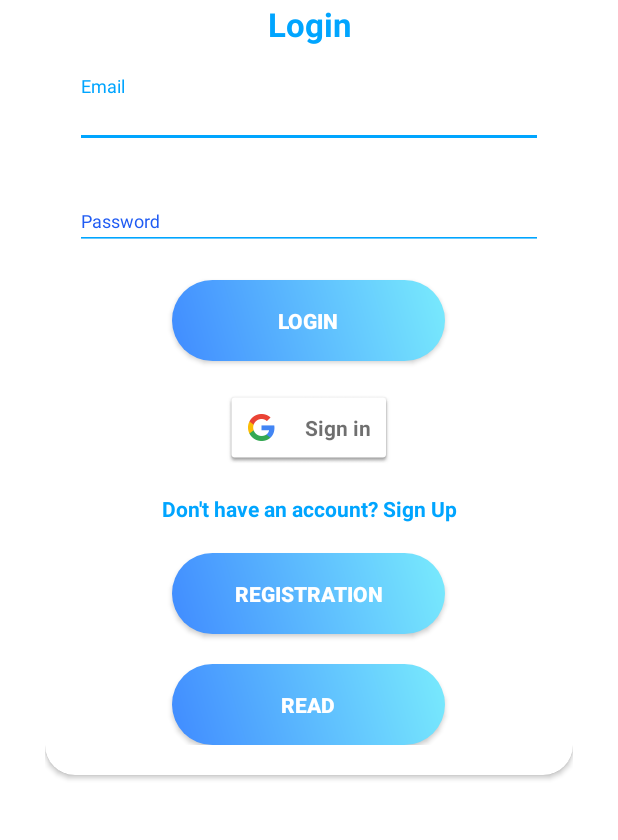
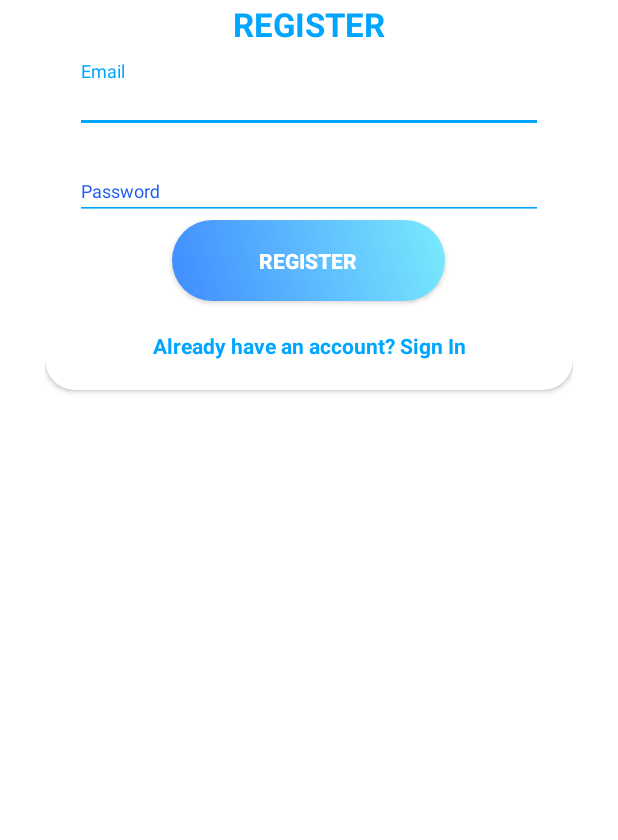
Before and after one commit to AnastasiiaSartiukova/PlanningApp, an Android app: the LogIn screen opened directly, with no data from a screen before it, after a tap on an icon or button, on a phone screen of 412 x 824 dp, the part 252-1092 px from its top. Run offline under Robolectric (Android 15) with nearby library versions, the phone set to English and light mode, and no system bars.

Commit message:
v0.4.6 added registration

```diff
--- a/app/src/main/AndroidManifest.xml
+++ b/app/src/main/AndroidManifest.xml
@@ -11,9 +11,8 @@
         android:roundIcon="@mipmap/ic_launcher_round"
         android:supportsRtl="true"
         android:theme="@style/AppTheme.NoActionBar">
-        <activity android:name=".SecondActivity">
-
-        </activity>
+        <activity android:name=".RegistrationActivity"></activity>
+        <activity android:name=".SecondActivity"></activity>
         <activity
             android:name=".MainActivity"
             android:label="@string/app_name">
--- a/app/src/main/java/com/example/planning/LogIn.java
+++ b/app/src/main/java/com/example/planning/LogIn.java
@@ -19,6 +19,7 @@ import android.util.Log;
 import android.view.View;
 import android.widget.Button;
 import android.widget.EditText;
+import android.widget.TextView;
 
 public class LogIn extends AppCompatActivity {
 
@@ -34,7 +35,7 @@ public class LogIn extends AppCompatActivity {
     protected void onCreate(Bundle savedInstanceState) {
 
         Button log_in;
-        Button register;
+        TextView register;
         Button read_db;
 
         GoogleSignInOptions gso;
@@ -118,7 +119,7 @@ public class LogIn extends AppCompatActivity {
 
 
         //If pressed Registration
-        register = (Button) findViewById(R.id.cirRegButton);
+        register = findViewById(R.id.cirRegButton);
 
         register.setOnClickListener(new View.OnClickListener() {
             @Override
@@ -212,8 +213,8 @@ public class LogIn extends AppCompatActivity {
     }
 
     public void openRegistration(){
-        //Intent intent = new Intent(this, RegistrationActivity.class);
-        //startActivity(intent);
+        Intent intent = new Intent(this, RegistrationActivity.class);
+        startActivity(intent);
     }
 
     private void signIn() {
--- /dev/null
+++ b/app/src/main/java/com/example/planning/RegistrationActivity.java
@@ -0,0 +1,112 @@
+package com.example.planning;
+
+import androidx.appcompat.app.AppCompatActivity;
+
+import android.content.ContentValues;
+import android.content.Intent;
+import android.database.Cursor;
+import android.database.sqlite.SQLiteDatabase;
+import android.os.Bundle;
+import android.util.Log;
+import android.view.View;
+import android.widget.Button;
+import android.widget.EditText;
+import android.widget.TextView;
+
+public class RegistrationActivity extends AppCompatActivity {
+
+    private EditText regMail;
+    private EditText regPass;
+    private TextView tip;
+
+    @Override
+    protected void onCreate(Bundle savedInstanceState) {
+
+        TextView back;
+        Button reg;
+        DatabaseHelper db_helper;
+
+        super.onCreate(savedInstanceState);
+        setContentView(R.layout.activity_registration);
+
+        db_helper = new DatabaseHelper(this);
+        ContentValues contentValues = new ContentValues();
+        SQLiteDatabase db = db_helper.getWritableDatabase();
+
+
+        //If register pressed
+        reg = findViewById(R.id.reg_button);
+
+        reg.setOnClickListener(new View.OnClickListener() {
+            @Override
+            public void onClick(View v) {
+
+                boolean is_reg = true;
+
+                regMail = findViewById(R.id.reg_mail);
+                regPass = findViewById(R.id.reg_pass);
+
+                String email = regMail.getText().toString();
+                String password = regPass.getText().toString();
+
+                Cursor cursor = db.rawQuery("SELECT user_email FROM users", null);
+
+                if(cursor.moveToFirst()){
+
+                    int email_index = cursor.getColumnIndex("user_email");
+
+                    do{
+                        String current_email = cursor.getString(email_index);
+
+                        if(current_email.equals(email)){
+
+                            is_reg = false;
+
+                            tip = findViewById(R.id.successReg);
+                            tip.setText("Email alredy registered");
+                            tip.setVisibility(View.VISIBLE);
+
+                            break;
+                        }
+
+                    } while(cursor.moveToNext());
+
+                    if(is_reg) {
+
+                        contentValues.put("user_email", email);
+                        contentValues.put("user_password", password);
+
+                        db.insert("users", null, contentValues);
+
+                        tip = findViewById(R.id.successReg);
+                        tip.setText("Successful registration");
+                        tip.setVisibility(View.VISIBLE);
+
+                    }
+                }
+                else{
+                    Log.d("mLog", "0 rows");
+                }
+
+                cursor.close();
+
+            }
+        });
+
+        back = findViewById(R.id.back_logIn);
+
+        back.setOnClickListener(new View.OnClickListener() {
+            @Override
+            public void onClick(View v) {
+
+                backToLogIn();
+
+            }
+        });
+    }
+
+    void backToLogIn(){
+        Intent intent = new Intent(this, LogIn.class);
+        startActivity(intent);
+    }
+}
--- /dev/null
+++ b/app/src/main/res/layout/activity_registration.xml
@@ -0,0 +1,82 @@
+<?xml version="1.0" encoding="utf-8"?>
+<RelativeLayout xmlns:android="http://schemas.android.com/apk/res/android"
+    xmlns:app="http://schemas.android.com/apk/res-auto"
+    xmlns:tools="http://schemas.android.com/tools"
+    android:id="@+id/main_layout"
+    android:layout_width="match_parent"
+    android:layout_height="match_parent"
+    android:background="@android:color/white"
+    tools:context=".RegistrationActivity">
+
+
+
+    <ScrollView
+        style="@style/parent">
+
+        <RelativeLayout
+            style="@style/parent">
+
+
+            <LinearLayout
+                android:layout_width="match_parent"
+                android:layout_height="match_parent"
+                android:layout_alignParentTop="true"
+                android:weightSum="12">
+
+                <LinearLayout
+                    style="@style/parent"
+                    android:background="@drawable/login_shape_bk"
+                    android:orientation="vertical"
+                    android:layout_weight="3">
+
+                    <ImageView
+                        style="@style/parent"
+                        android:background="@drawable/ic_login_bk"
+                        android:contentDescription="login background" />
+
+                </LinearLayout>
+
+            </LinearLayout>
+
+            <LinearLayout
+                android:layout_width="match_parent"
+                android:layout_height="match_parent"
+                android:layout_alignParentTop="true"
+                android:orientation="vertical"
+                android:layout_marginTop="40dp"
+                android:layout_marginRight="30dp"
+                android:layout_marginLeft="30dp">
+
+
+                <TextView
+                    style="@style/headerText"
+                    android:layout_gravity="center"
+                    android:text="Planning"
+                    android:layout_marginTop="40dp"/>
+                <include
+                    layout="@layout/layout_register"/>
+
+            </LinearLayout>
+
+        </RelativeLayout>
+
+    </ScrollView>
+
+    <LinearLayout
+        android:layout_width="match_parent"
+        android:layout_height="50dp"
+        android:background="@android:color/holo_blue_light">
+        <ImageButton
+            android:orientation="horizontal"
+            android:id="@+id/settings"
+            android:layout_marginTop="10dp"
+            android:layout_marginLeft="10dp"
+            android:layout_width="30dp"
+            android:layout_height="30dp"
+            android:background="@mipmap/ic_settings"/>
+
+
+    </LinearLayout>
+
+
+</RelativeLayout>
--- a/app/src/main/res/layout/layout_login.xml
+++ b/app/src/main/res/layout/layout_login.xml
@@ -62,6 +62,7 @@
 
 
         <TextView
+            android:id="@+id/cirRegButton"
             style="@style/parent"
             android:textAlignment="center"
             android:textStyle="bold"
@@ -70,16 +71,11 @@
             android:onClick="viewRegisterClicked"
             android:layout_marginTop="@dimen/loginViewsMargin"/>
 
-        <Button
-            android:id="@+id/cirRegButton"
-            style="@style/loginButton"
-            android:text="Registration"
-            android:layout_gravity="center_horizontal"
-            android:layout_marginTop="@dimen/loginViewsMargin"/>
 
         <Button
             android:id="@+id/cirReadButton"
             style="@style/loginButton"
+            android:visibility="gone"
             android:text="Read"
             android:layout_gravity="center_horizontal"
             android:layout_marginTop="@dimen/loginViewsMargin"/>
--- a/app/src/main/res/layout/layout_register.xml
+++ b/app/src/main/res/layout/layout_register.xml
@@ -22,6 +22,7 @@
 
         <com.google.android.material.textfield.TextInputLayout
             style="@style/parent"
+            android:visibility="gone"
             android:layout_marginTop="@dimen/signup_text_margin_top">
             <EditText
                 style="@style/modifiedEditText"
@@ -34,6 +35,7 @@
             style="@style/parent"
             android:layout_marginTop="@dimen/signup_text_margin_top">
             <EditText
+                android:id="@+id/reg_mail"
                 style="@style/modifiedEditText"
                 android:inputType="textEmailAddress"
                 android:maxLines="1"
@@ -44,6 +46,7 @@
             style="@style/parent"
             android:layout_marginTop="@dimen/signup_text_margin_top">
             <EditText
+                android:id="@+id/reg_pass"
                 style="@style/modifiedEditText"
                 android:hint="@string/login_password_hint"
                 android:maxLines="1"
@@ -51,11 +54,13 @@
         </com.google.android.material.textfield.TextInputLayout>
 
         <Button
+            android:id="@+id/reg_button"
             style="@style/loginButton"
             android:layout_gravity="center"
             android:text="Register" />
 
         <TextView
+            android:id="@+id/back_logIn"
             style="@style/parent"
             android:textAlignment="center"
             android:textStyle="bold"
@@ -63,5 +68,15 @@
             android:text="@string/signup_login_hint"
             android:layout_marginTop="@dimen/loginViewsMargin"/>
 
+        <TextView
+            android:id="@+id/successReg"
+            style="@style/parent"
+            android:textAlignment="center"
+            android:textStyle="bold"
+            android:visibility="gone"
+            android:textColor="@color/primaryTextColor"
+            android:text="Successful registration !"
+            android:layout_marginTop="@dimen/loginViewsMargin"/>
+
     </LinearLayout>
 </androidx.cardview.widget.CardView>
```
